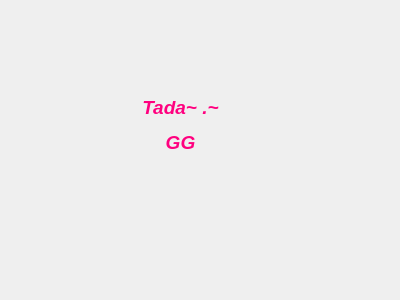
The window that ex3_13_menu/warningdialog.ui (Harxon/ex_qt) describes before a commit, drawn with Qt 5.
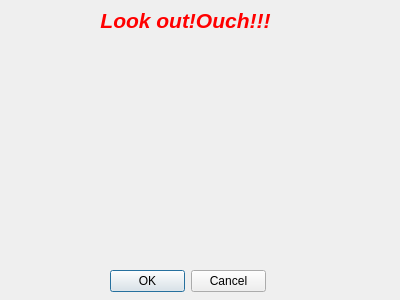
The same window after the commit.

```diff
--- a/ex3_13_menu/warningdialog.ui
+++ b/ex3_13_menu/warningdialog.ui
@@ -17,13 +17,39 @@
    <property name="geometry">
     <rect>
      <x>60</x>
+     <y>0</y>
+     <width>251</width>
+     <height>41</height>
+    </rect>
+   </property>
+   <property name="text">
+    <string>&lt;html&gt;&lt;head/&gt;&lt;body&gt;&lt;p align=&quot;center&quot;&gt;&lt;span style=&quot; font-size:16pt; font-weight:600; font-style:italic; color:#ff0000;&quot;&gt;Look out!Ouch!!!&lt;/span&gt;&lt;/p&gt;&lt;/body&gt;&lt;/html&gt;</string>
+   </property>
+  </widget>
+  <widget class="QLabel" name="labelForGif">
+   <property name="geometry">
+    <rect>
+     <x>10</x>
      <y>30</y>
-     <width>241</width>
-     <height>191</height>
+     <width>351</width>
+     <height>221</height>
     </rect>
    </property>
    <property name="text">
-    <string>&lt;html&gt;&lt;head/&gt;&lt;body&gt;&lt;p align=&quot;center&quot;&gt;&lt;span style=&quot; font-size:14pt; font-weight:600; font-style:italic; color:#ff007f;&quot;&gt;Tada~ .~&lt;/span&gt;&lt;/p&gt;&lt;p align=&quot;center&quot;&gt;&lt;span style=&quot; font-size:14pt; font-weight:600; font-style:italic; color:#ff007f;&quot;&gt;GG&lt;/span&gt;&lt;/p&gt;&lt;/body&gt;&lt;/html&gt;</string>
+    <string/>
+   </property>
+  </widget>
+  <widget class="QDialogButtonBox" name="buttonBox">
+   <property name="geometry">
+    <rect>
+     <x>110</x>
+     <y>270</y>
+     <width>156</width>
+     <height>23</height>
+    </rect>
+   </property>
+   <property name="standardButtons">
+    <set>QDialogButtonBox::Cancel|QDialogButtonBox::Ok</set>
    </property>
   </widget>
  </widget>
```
